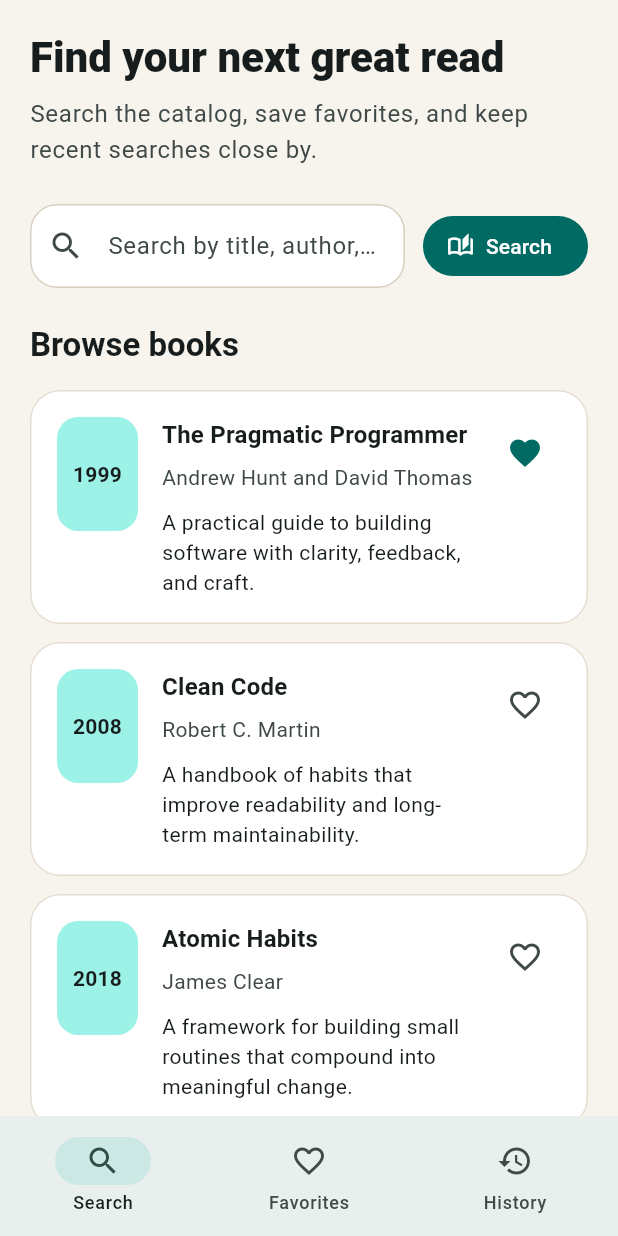
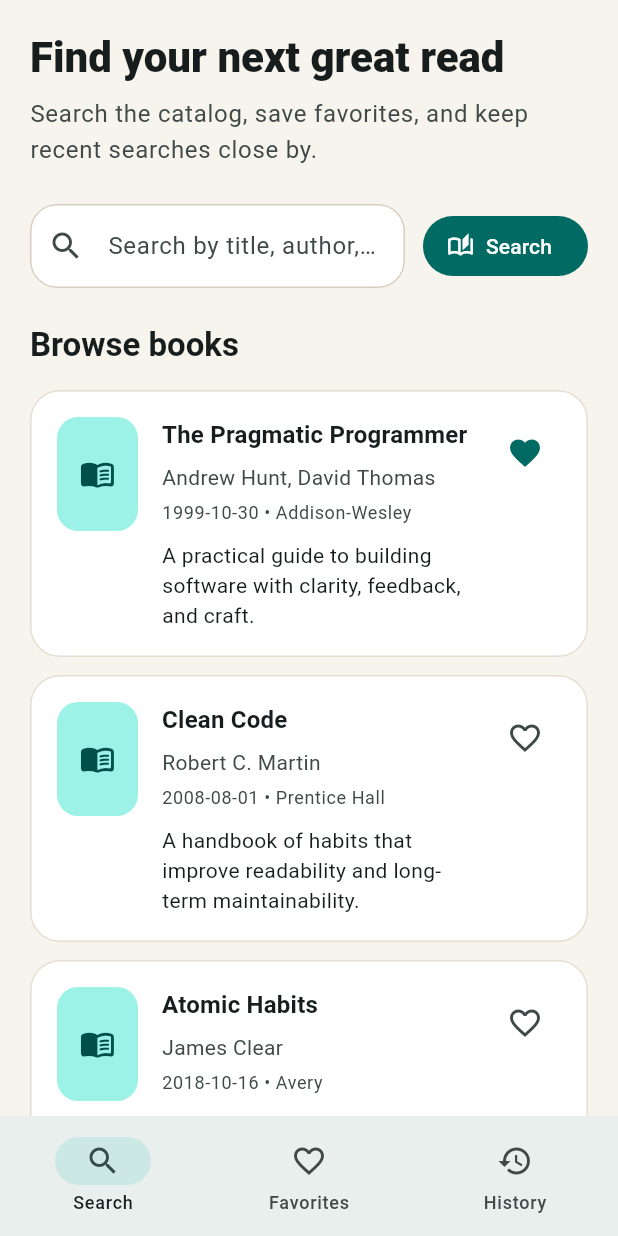
Before and after one commit to dhrax/book_finder, a Flutter app: the screen it shows after launch, on a phone screen of 412 x 824 dp. Run offline on Flutter 3.47's test engine with Material 3 defaults, Android fonts, the phone set to English and light mode, and no system bars.

Commit message:
feat(ui)!: Enhance book model and detail presentation
* Refactor Book model to include additional fields
* Update search functionality to accommodate new fields
* Improve book list and detail UI with better author and metadata display
* Add thumbnail handling for book covers

```diff
--- a/lib/core/models/book.dart
+++ b/lib/core/models/book.dart
@@ -2,14 +2,85 @@ class Book {
   const Book({
     required this.id,
     required this.title,
-    required this.author,
-    required this.year,
-    required this.description,
+    this.authors = const [],
+    this.publishedDate,
+    this.description,
+    this.thumbnailUrl,
+    this.categories = const [],
+    this.publisher,
+    this.pageCount,
+    this.averageRating,
+    this.ratingsCount,
   });
 
   final String id;
   final String title;
-  final String author;
-  final int year;
-  final String description;
+  final List<String> authors;
+  final String? publishedDate;
+  final String? description;
+  final String? thumbnailUrl;
+  final List<String> categories;
+  final String? publisher;
+  final int? pageCount;
+  final double? averageRating;
+  final int? ratingsCount;
+
+  String get authorsLabel {
+    if (authors.isEmpty) {
+      return 'Unknown author';
+    }
+
+    return authors.join(', ');
+  }
+
+  String get publishedDateLabel {
+    final value = publishedDate?.trim();
+    if (value == null || value.isEmpty) {
+      return 'Unknown date';
+    }
+
+    return value;
+  }
+
+  String get descriptionOrFallback {
+    final value = description?.trim();
+    if (value == null || value.isEmpty) {
+      return 'No description available.';
+    }
+
+    return value;
+  }
+
+  bool get hasThumbnail {
+    final value = thumbnailUrl?.trim();
+    return value != null && value.isNotEmpty;
+  }
+
+  String? get categoriesLabel {
+    if (categories.isEmpty) {
+      return null;
+    }
+
+    return categories.join(', ');
+  }
+
+  String? get pageCountLabel {
+    if (pageCount == null) {
+      return null;
+    }
+
+    return '$pageCount pages';
+  }
+
+  String? get ratingLabel {
+    if (averageRating == null) {
+      return null;
+    }
+
+    if (ratingsCount == null) {
+      return averageRating!.toStringAsFixed(1);
+    }
+
+    return '${averageRating!.toStringAsFixed(1)} ($ratingsCount)';
+  }
 }
--- a/lib/core/repositories/book_repository.dart
+++ b/lib/core/repositories/book_repository.dart
@@ -19,9 +19,18 @@ class BookRepository {
 
     return _books
         .where((book) {
-          return book.title.toLowerCase().contains(normalizedQuery) ||
-              book.author.toLowerCase().contains(normalizedQuery) ||
-              book.description.toLowerCase().contains(normalizedQuery);
+          final searchableParts = [
+            book.title,
+            book.authors.join(' '),
+            book.description ?? '',
+            book.publisher ?? '',
+            book.categories.join(' '),
+          ];
+
+          return searchableParts
+              .join(' ')
+              .toLowerCase()
+              .contains(normalizedQuery);
         })
         .toList(growable: false);
   }
@@ -40,50 +49,80 @@ class BookRepository {
     Book(
       id: '1',
       title: 'The Pragmatic Programmer',
-      author: 'Andrew Hunt and David Thomas',
-      year: 1999,
+      authors: ['Andrew Hunt', 'David Thomas'],
+      publishedDate: '1999-10-30',
       description:
           'A practical guide to building software with clarity, feedback, and craft.',
+      categories: ['Computers', 'Software Engineering'],
+      publisher: 'Addison-Wesley',
+      pageCount: 352,
+      averageRating: 4.6,
+      ratingsCount: 245,
     ),
     Book(
       id: '2',
       title: 'Clean Code',
-      author: 'Robert C. Martin',
-      year: 2008,
+      authors: ['Robert C. Martin'],
+      publishedDate: '2008-08-01',
       description:
           'A handbook of habits that improve readability and long-term maintainability.',
+      categories: ['Computers', 'Programming'],
+      publisher: 'Prentice Hall',
+      pageCount: 464,
+      averageRating: 4.5,
+      ratingsCount: 318,
     ),
     Book(
       id: '3',
       title: 'Atomic Habits',
-      author: 'James Clear',
-      year: 2018,
+      authors: ['James Clear'],
+      publishedDate: '2018-10-16',
       description:
           'A framework for building small routines that compound into meaningful change.',
+      categories: ['Self-Help', 'Psychology'],
+      publisher: 'Avery',
+      pageCount: 320,
+      averageRating: 4.8,
+      ratingsCount: 512,
     ),
     Book(
       id: '4',
       title: 'Deep Work',
-      author: 'Cal Newport',
-      year: 2016,
+      authors: ['Cal Newport'],
+      publishedDate: '2016-01-05',
       description:
           'An argument for focused work and deliberate concentration in a distracted world.',
+      categories: ['Business', 'Self-Help'],
+      publisher: 'Grand Central Publishing',
+      pageCount: 304,
+      averageRating: 4.2,
+      ratingsCount: 189,
     ),
     Book(
       id: '5',
       title: 'Flutter in Action',
-      author: 'Eric Windmill',
-      year: 2020,
+      authors: ['Eric Windmill'],
+      publishedDate: '2020-01-07',
       description:
           'A practical introduction to building production-ready apps with Flutter.',
+      categories: ['Computers', 'Mobile'],
+      publisher: 'Manning',
+      pageCount: 360,
+      averageRating: 4.1,
+      ratingsCount: 64,
     ),
     Book(
       id: '6',
       title: 'The Martian',
-      author: 'Andy Weir',
-      year: 2014,
+      authors: ['Andy Weir'],
+      publishedDate: '2014-02-11',
       description:
           'A fast-moving survival story about problem solving, humor, and science on Mars.',
+      categories: ['Fiction', 'Science Fiction'],
+      publisher: 'Crown',
+      pageCount: 384,
+      averageRating: 4.7,
+      ratingsCount: 420,
     ),
   ];
 }
--- a/lib/core/widgets/book_list_tile.dart
+++ b/lib/core/widgets/book_list_tile.dart
@@ -28,22 +28,7 @@ class BookListTile extends StatelessWidget {
           child: Row(
             crossAxisAlignment: CrossAxisAlignment.start,
             children: [
-              Container(
-                width: 54,
-                height: 76,
-                decoration: BoxDecoration(
-                  color: colorScheme.primaryContainer,
-                  borderRadius: BorderRadius.circular(14),
-                ),
-                alignment: Alignment.center,
-                child: Text(
-                  book.year.toString(),
-                  style: Theme.of(
-                    context,
-                  ).textTheme.labelLarge?.copyWith(fontWeight: FontWeight.w700),
-                  textAlign: TextAlign.center,
-                ),
-              ),
+              _BookThumbnail(book: book),
               const SizedBox(width: 16),
               Expanded(
                 child: Column(
@@ -57,14 +42,21 @@ class BookListTile extends StatelessWidget {
                     ),
                     const SizedBox(height: 6),
                     Text(
-                      book.author,
+                      book.authorsLabel,
                       style: Theme.of(context).textTheme.bodyMedium?.copyWith(
+                        color: colorScheme.onSurfaceVariant,
+                      ),
+                    ),
+                    const SizedBox(height: 6),
+                    Text(
+                      _buildMetaLine(book),
+                      style: Theme.of(context).textTheme.bodySmall?.copyWith(
                         color: colorScheme.onSurfaceVariant,
                       ),
                     ),
                     const SizedBox(height: 10),
                     Text(
-                      book.description,
+                      book.descriptionOrFallback,
                       maxLines: 3,
                       overflow: TextOverflow.ellipsis,
                       style: Theme.of(context).textTheme.bodyMedium,
@@ -87,4 +79,48 @@ class BookListTile extends StatelessWidget {
       ),
     );
   }
+
+  String _buildMetaLine(Book book) {
+    final parts = <String>[
+      book.publishedDateLabel,
+      if (book.publisher != null && book.publisher!.isNotEmpty) book.publisher!,
+    ];
+
+    return parts.join(' • ');
+  }
 }
+
+class _BookThumbnail extends StatelessWidget {
+  const _BookThumbnail({required this.book});
+
+  final Book book;
+
+  @override
+  Widget build(BuildContext context) {
+    final colorScheme = Theme.of(context).colorScheme;
+
+    return ClipRRect(
+      borderRadius: BorderRadius.circular(14),
+      child: Container(
+        width: 54,
+        height: 76,
+        color: colorScheme.primaryContainer,
+        child: book.hasThumbnail
+            ? Image.network(
+                book.thumbnailUrl!,
+                fit: BoxFit.cover,
+                errorBuilder: (context, error, stackTrace) {
+                  return Icon(
+                    Icons.menu_book_rounded,
+                    color: colorScheme.onPrimaryContainer,
+                  );
+                },
+              )
+            : Icon(
+                Icons.menu_book_rounded,
+                color: colorScheme.onPrimaryContainer,
+              ),
+      ),
+    );
+  }
+}
```
Also changed, not shown: lib/features/book_detail/book_detail_page.dart (+102 -3 lines).
